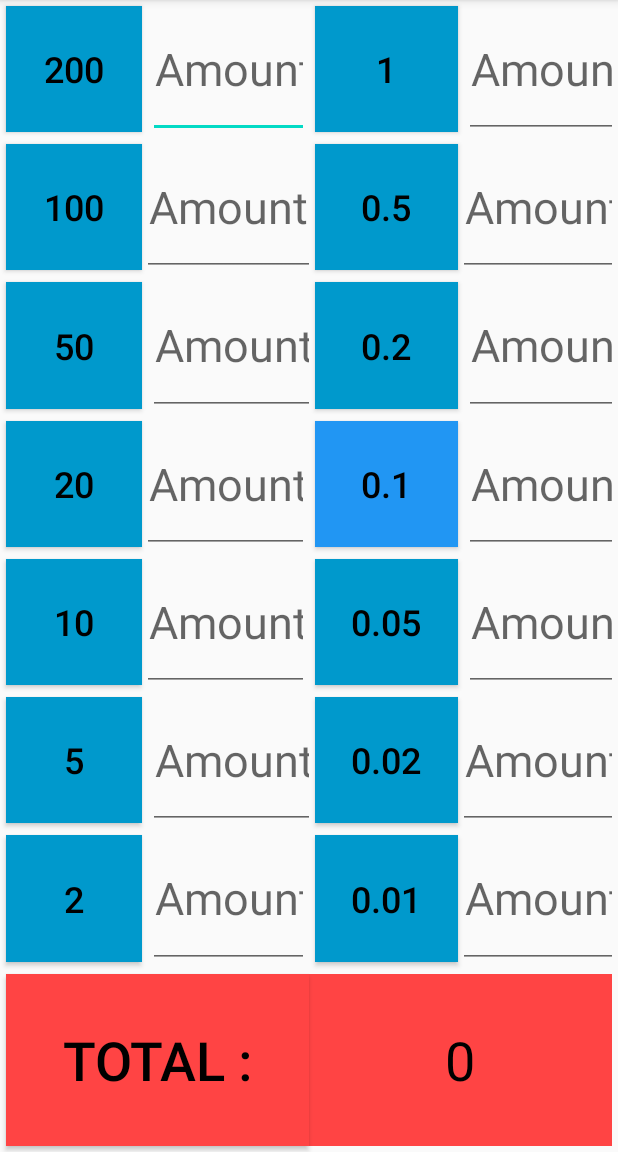
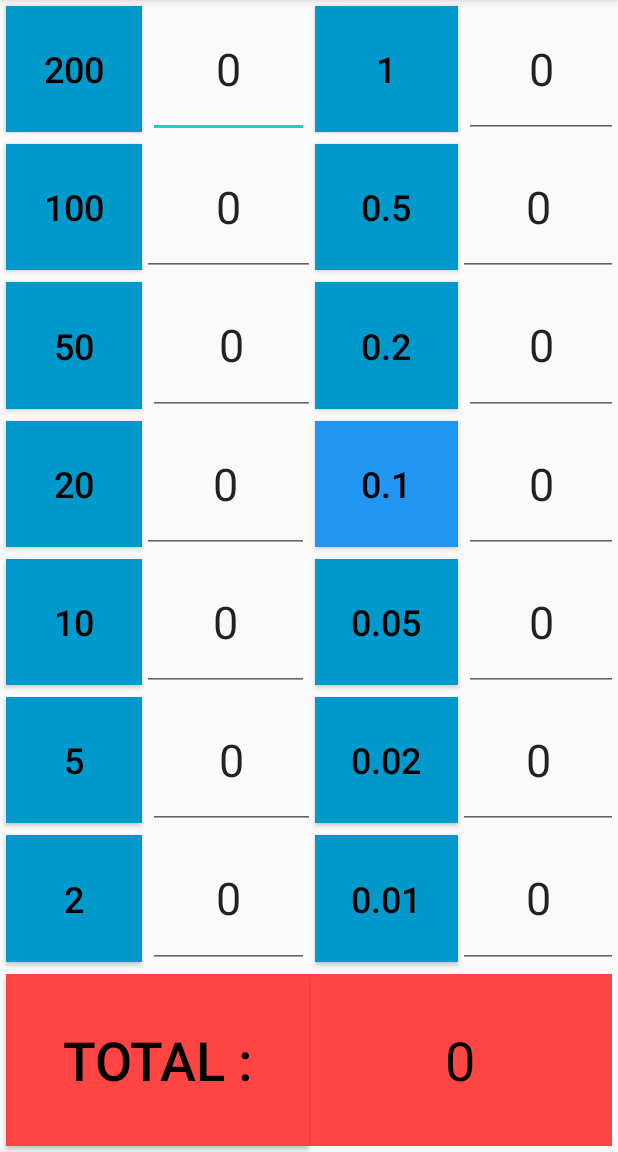
Before and after one commit to AbixSol/Money_Count_Calculator, an Android app: the screen it shows after launch (MainActivity), on a phone screen of 412 x 824 dp, the part 84-1236 px from its top. Run offline under Robolectric (Android 15) with nearby library versions, the phone set to English and light mode, and no system bars.

Commit message:
all working exept var with no amounts

```diff
--- a/app/src/main/res/layout/activity_main.xml
+++ b/app/src/main/res/layout/activity_main.xml
@@ -343,6 +343,9 @@
         android:gravity="center"
         android:hint="@string/input_amount"
         android:inputType="number"
+        android:selectAllOnFocus="false"
+        android:singleLine="false"
+        android:text="@string/text"
         android:textSize="30sp"
         app:layout_constraintBottom_toTopOf="@+id/guideline"
         app:layout_constraintEnd_toStartOf="@+id/guideline13"
@@ -356,6 +359,7 @@
         android:gravity="center"
         android:hint="@string/input_amount"
         android:inputType="number"
+        android:text="@string/text"
         android:textSize="30sp"
         app:layout_constraintBottom_toTopOf="@+id/guideline2"
         app:layout_constraintEnd_toStartOf="@+id/buttonFiftyCents"
@@ -369,6 +373,7 @@
         android:gravity="center"
         android:hint="@string/input_amount"
         android:inputType="number"
+        android:text="@string/text"
         android:textSize="30sp"
         app:layout_constraintBottom_toTopOf="@+id/guideline3"
         app:layout_constraintEnd_toStartOf="@+id/buttonTwentyCents"
@@ -382,6 +387,7 @@
         android:gravity="center"
         android:hint="@string/input_amount"
         android:inputType="number"
+        android:text="@string/text"
         android:textSize="30sp"
         app:layout_constraintBottom_toTopOf="@+id/guideline4"
         app:layout_constraintEnd_toStartOf="@+id/guideline13"
@@ -395,6 +401,7 @@
         android:gravity="center"
         android:hint="@string/input_amount"
         android:inputType="number"
+        android:text="@string/text"
         android:textSize="30sp"
         app:layout_constraintBottom_toTopOf="@+id/guideline5"
         app:layout_constraintEnd_toStartOf="@+id/guideline13"
@@ -407,6 +414,7 @@
         android:gravity="center"
         android:hint="@string/input_amount"
         android:inputType="number"
+        android:text="@string/text"
         android:textSize="30sp"
         app:layout_constraintBottom_toTopOf="@+id/guideline6"
         app:layout_constraintEnd_toStartOf="@+id/buttonTwoCents"
@@ -420,11 +428,13 @@
         android:gravity="center"
         android:hint="@string/input_amount"
         android:inputType="number"
+        android:text="@string/text"
         android:textSize="30sp"
         app:layout_constraintBottom_toTopOf="@+id/guideline7"
         app:layout_constraintEnd_toStartOf="@+id/guideline13"
         app:layout_constraintStart_toStartOf="@+id/guideline12"
-        app:layout_constraintTop_toTopOf="@+id/guideline6" />
+        app:layout_constraintTop_toTopOf="@+id/guideline6"
+        android:autofillHints="" />
 
     <EditText
         android:id="@+id/editText1"
@@ -433,6 +443,7 @@
         android:gravity="center"
         android:hint="@string/input_amount"
         android:inputType="number"
+        android:text="@string/text"
         android:textSize="30sp"
         app:layout_constraintBottom_toTopOf="@+id/guideline"
         app:layout_constraintEnd_toEndOf="parent"
@@ -446,6 +457,7 @@
         android:gravity="center"
         android:hint="@string/input_amount"
         android:inputType="number"
+        android:text="@string/text"
         android:textSize="30sp"
         app:layout_constraintBottom_toTopOf="@+id/guideline2"
         app:layout_constraintEnd_toEndOf="parent"
@@ -459,6 +471,7 @@
         android:gravity="center"
         android:hint="@string/input_amount"
         android:inputType="number"
+        android:text="@string/text"
         android:textSize="30sp"
         app:layout_constraintBottom_toTopOf="@+id/guideline3"
         app:layout_constraintEnd_toEndOf="parent"
@@ -472,6 +485,7 @@
         android:gravity="center"
         android:hint="@string/input_amount"
         android:inputType="number"
+        android:text="@string/text"
         android:textSize="30sp"
         app:layout_constraintBottom_toTopOf="@+id/guideline4"
         app:layout_constraintEnd_toEndOf="parent"
@@ -485,6 +499,7 @@
         android:gravity="center"
         android:hint="@string/input_amount"
         android:inputType="number"
+        android:text="@string/text"
         android:textSize="30sp"
         app:layout_constraintBottom_toTopOf="@+id/guideline5"
         app:layout_constraintEnd_toEndOf="parent"
@@ -498,6 +513,7 @@
         android:gravity="center"
         android:hint="@string/input_amount"
         android:inputType="number"
+        android:text="@string/text"
         android:textSize="30sp"
         app:layout_constraintBottom_toTopOf="@+id/guideline6"
         app:layout_constraintEnd_toEndOf="parent"
@@ -511,6 +527,7 @@
         android:gravity="center"
         android:hint="@string/input_amount"
         android:inputType="number"
+        android:text="@string/text"
         android:textSize="30sp"
         app:layout_constraintBottom_toTopOf="@+id/guideline7"
         app:layout_constraintEnd_toEndOf="parent"
@@ -526,7 +543,7 @@
         android:layout_marginBottom="4dp"
         android:background="@android:color/holo_red_light"
         android:gravity="center"
-        android:text="0"
+        android:text="@string/text"
         android:textColor="@android:color/black"
         android:textSize="36sp"
         app:layout_constraintBottom_toBottomOf="parent"
@@ -541,6 +558,7 @@
         android:gravity="center"
         android:hint="@string/input_amount"
         android:inputType="number"
+        android:text="@string/text"
         android:textSize="30sp"
         app:layout_constraintBottom_toTopOf="@+id/guideline5"
         app:layout_constraintEnd_toStartOf="@+id/guideline13"
--- a/app/src/main/res/values/strings.xml
+++ b/app/src/main/res/values/strings.xml
@@ -1,4 +1,5 @@
 <resources>
     <string name="app_name">Money Counter Calculator</string>
     <string name="input_amount">Amount</string>
+    <string name="text">0</string>
 </resources>
--- a/build.gradle
+++ b/build.gradle
@@ -6,7 +6,7 @@ buildscript {
         jcenter()
     }
     dependencies {
-        classpath 'com.android.tools.build:gradle:4.0.2'
+        classpath 'com.android.tools.build:gradle:4.1.0'
         classpath "org.jetbrains.kotlin:kotlin-gradle-plugin:$kotlin_version"
 
         // NOTE: Do not place your application dependencies here; they belong
```
Also changed, not shown: app/src/main/java/com/solomka/moneycountercalculator/MainActivity.kt (+23 -23 lines), gradle/wrapper/gradle-wrapper.properties.
